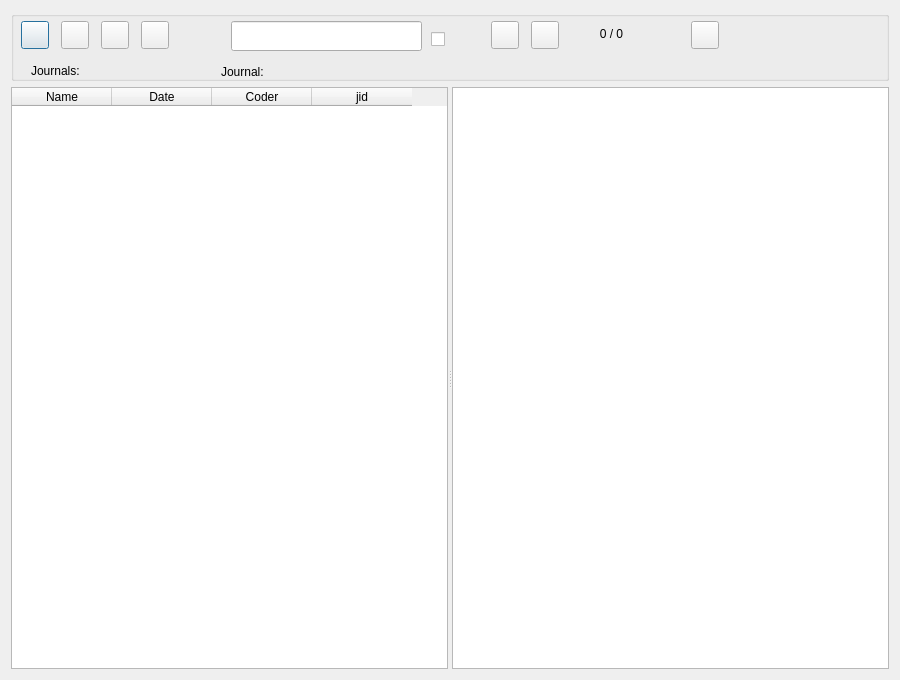
ccbogel/QualCoder, file GUI_UIs/ui_dialog_journals.ui: the form before one commit.
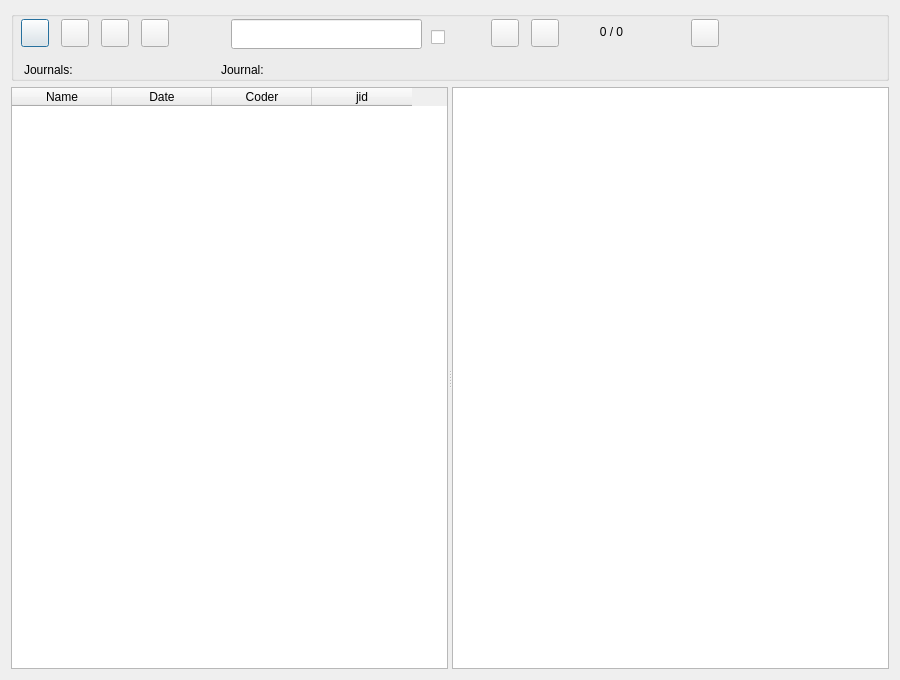
The form after the commit.

```diff
--- a/GUI_UIs/ui_dialog_journals.ui
+++ b/GUI_UIs/ui_dialog_journals.ui
@@ -35,7 +35,7 @@
       <property name="geometry">
        <rect>
         <x>10</x>
-        <y>10</y>
+        <y>8</y>
         <width>28</width>
         <height>28</height>
        </rect>
@@ -51,7 +51,7 @@
       <property name="geometry">
        <rect>
         <x>50</x>
-        <y>10</y>
+        <y>8</y>
         <width>28</width>
         <height>28</height>
        </rect>
@@ -67,7 +67,7 @@
       <property name="geometry">
        <rect>
         <x>130</x>
-        <y>10</y>
+        <y>8</y>
         <width>28</width>
         <height>28</height>
        </rect>
@@ -83,9 +83,9 @@
       <property name="geometry">
        <rect>
         <x>210</x>
-        <y>50</y>
+        <y>47</y>
         <width>491</width>
-        <height>21</height>
+        <height>24</height>
        </rect>
       </property>
       <property name="text">
@@ -95,10 +95,10 @@
      <widget class="QLabel" name="label_jcount">
       <property name="geometry">
        <rect>
-        <x>20</x>
-        <y>50</y>
+        <x>13</x>
+        <y>47</y>
         <width>181</width>
-        <height>20</height>
+        <height>24</height>
        </rect>
       </property>
       <property name="text">
@@ -109,7 +109,7 @@
       <property name="geometry">
        <rect>
         <x>90</x>
-        <y>10</y>
+        <y>8</y>
         <width>28</width>
         <height>28</height>
        </rect>
@@ -125,7 +125,7 @@
       <property name="geometry">
        <rect>
         <x>190</x>
-        <y>14</y>
+        <y>12</y>
         <width>24</width>
         <height>24</height>
        </rect>
@@ -156,7 +156,7 @@
       <property name="geometry">
        <rect>
         <x>520</x>
-        <y>10</y>
+        <y>8</y>
         <width>28</width>
         <height>28</height>
        </rect>
@@ -172,9 +172,9 @@
       <property name="geometry">
        <rect>
         <x>560</x>
-        <y>12</y>
+        <y>9</y>
         <width>81</width>
-        <height>22</height>
+        <height>24</height>
        </rect>
       </property>
       <property name="text">
@@ -188,7 +188,7 @@
       <property name="geometry">
        <rect>
         <x>220</x>
-        <y>10</y>
+        <y>8</y>
         <width>191</width>
         <height>30</height>
        </rect>
@@ -201,7 +201,7 @@
       <property name="geometry">
        <rect>
         <x>420</x>
-        <y>10</y>
+        <y>8</y>
         <width>21</width>
         <height>36</height>
        </rect>
@@ -217,7 +217,7 @@
       <property name="geometry">
        <rect>
         <x>480</x>
-        <y>10</y>
+        <y>8</y>
         <width>28</width>
         <height>28</height>
        </rect>
@@ -233,7 +233,7 @@
       <property name="geometry">
        <rect>
         <x>440</x>
-        <y>14</y>
+        <y>12</y>
         <width>24</width>
         <height>24</height>
        </rect>
@@ -264,7 +264,7 @@
       <property name="geometry">
        <rect>
         <x>680</x>
-        <y>10</y>
+        <y>8</y>
         <width>28</width>
         <height>28</height>
        </rect>
```
